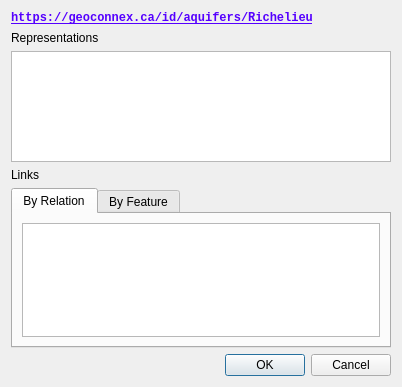
Qt form Information.ui (denevers/gsip_lod) before a commit.
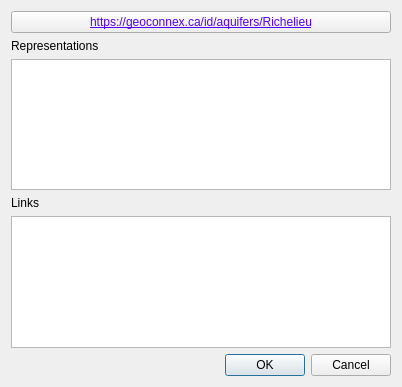
The same form after that commit.

Diff of the .ui file:
```diff
--- a/Information.ui
+++ b/Information.ui
@@ -17,17 +17,14 @@
    <item row="0" column="0">
     <layout class="QVBoxLayout" name="verticalLayout">
      <item>
-      <widget class="QLabel" name="label">
-       <property name="font">
-        <font>
-         <family>Consolas</family>
-         <weight>75</weight>
-         <bold>true</bold>
-         <underline>true</underline>
-        </font>
+      <widget class="QPushButton" name="btnNir">
+       <property name="styleSheet">
+        <string notr="true">font: 75 10pt &quot;Consolas&quot;;
+text-decoration: underline;
+color: rgb(85, 0, 255);</string>
        </property>
        <property name="text">
-        <string>&lt;html&gt;&lt;head/&gt;&lt;body&gt;&lt;p&gt;&lt;span style=&quot; color:#5500ff;&quot;&gt;https://geoconnex.ca/id/aquifers/Richelieu&lt;/span&gt;&lt;/p&gt;&lt;/body&gt;&lt;/html&gt;</string>
+        <string>https://geoconnex.ca/id/aquifers/Richelieu</string>
        </property>
       </widget>
      </item>
@@ -53,31 +50,7 @@
       </widget>
      </item>
      <item>
-      <widget class="QTabWidget" name="tabLinks">
-       <property name="currentIndex">
-        <number>0</number>
-       </property>
-       <widget class="QWidget" name="tab">
-        <attribute name="title">
-         <string>By Relation</string>
-        </attribute>
-        <layout class="QGridLayout" name="gridLayout_2">
-         <item row="0" column="0">
-          <widget class="QTableView" name="tvByRelation"/>
-         </item>
-        </layout>
-       </widget>
-       <widget class="QWidget" name="tab_2">
-        <attribute name="title">
-         <string>By Feature</string>
-        </attribute>
-        <layout class="QGridLayout" name="gridLayout_3">
-         <item row="0" column="0">
-          <widget class="QTableView" name="tvByFeature"/>
-         </item>
-        </layout>
-       </widget>
-      </widget>
+      <widget class="QTableView" name="tvLinks"/>
      </item>
     </layout>
    </item>
```
